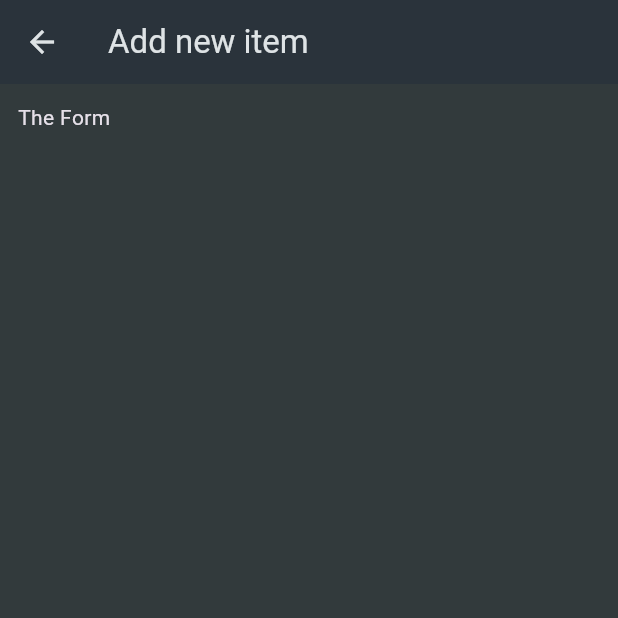
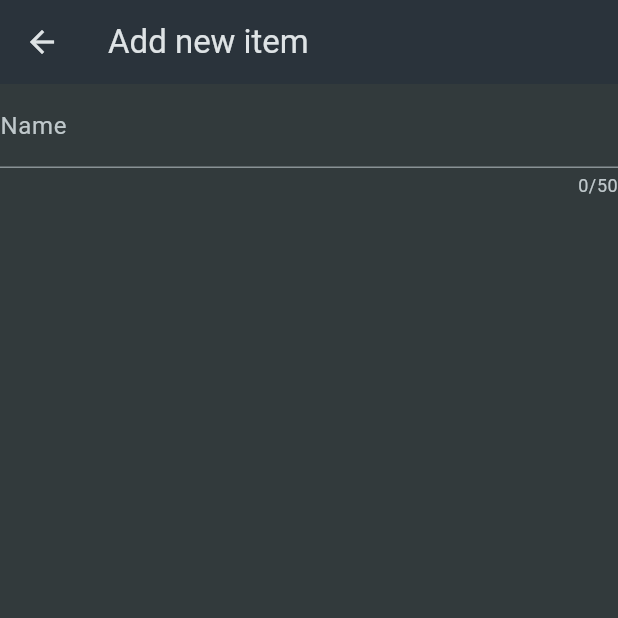
Before and after one commit to Junaidchohan/FLUTTER-FIREBASE-SHOPING-LIST-APP, a Flutter app: the NewItemScreen screen opened directly, on a phone screen of 412 x 824 dp, the top half of it. Run offline on Flutter 3.47's test engine with Material 3 defaults, Android fonts, the phone set to English and light mode, and no system bars.

Commit message:
The Form & TextFormField widget

```diff
--- a/lib/widgets/new_item.dart
+++ b/lib/widgets/new_item.dart
@@ -14,7 +14,20 @@ class _NewItemScreenState extends State<NewItemScreen> {
       appBar: AppBar(
         title: Text("Add new item"),
       ),
-      body: Padding(padding: EdgeInsets.all(12), child: Text("The Form")),
+      body: Form(
+          child: Column(
+        children: [
+          TextFormField(
+            maxLength: 50,
+            decoration: InputDecoration(
+              label: Text("Name"),
+            ),
+            validator: (value) {
+              return 'Demo....';
+            },
+          )
+        ],
+      )),
     );
   }
 }
```
